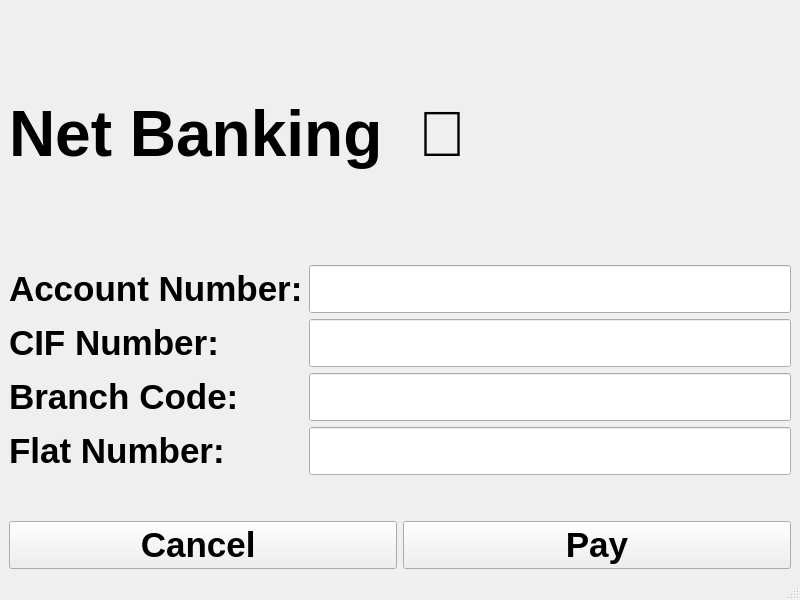
Old version of the form transaction_netbank.ui in the repository acmpesuecc/GrowPal.
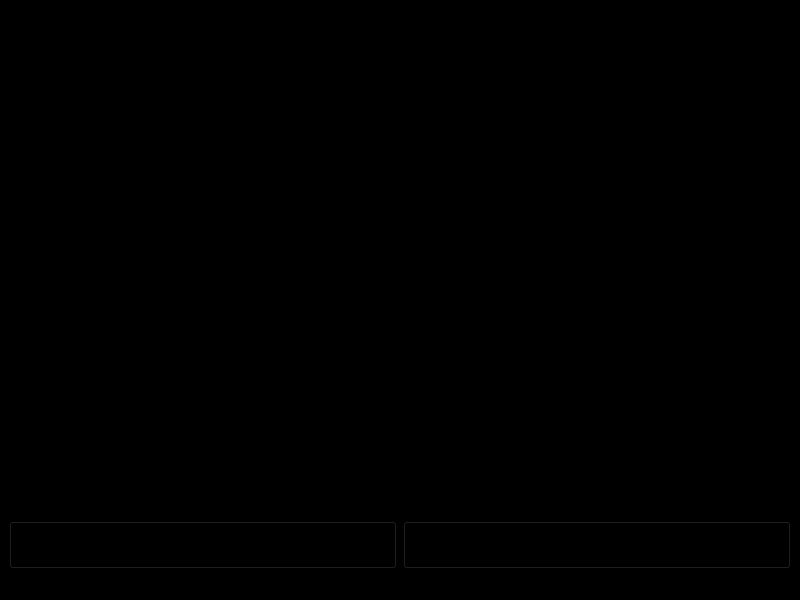
New version of the form.

```diff
--- a/transaction_netbank.ui
+++ b/transaction_netbank.ui
@@ -13,6 +13,9 @@
   <property name="windowTitle">
    <string>MainWindow</string>
   </property>
+  <property name="styleSheet">
+   <string notr="true">background-color: black;</string>
+  </property>
   <widget class="QWidget" name="centralwidget">
    <layout class="QGridLayout" name="gridLayout">
     <item row="0" column="0" colspan="2">
```
